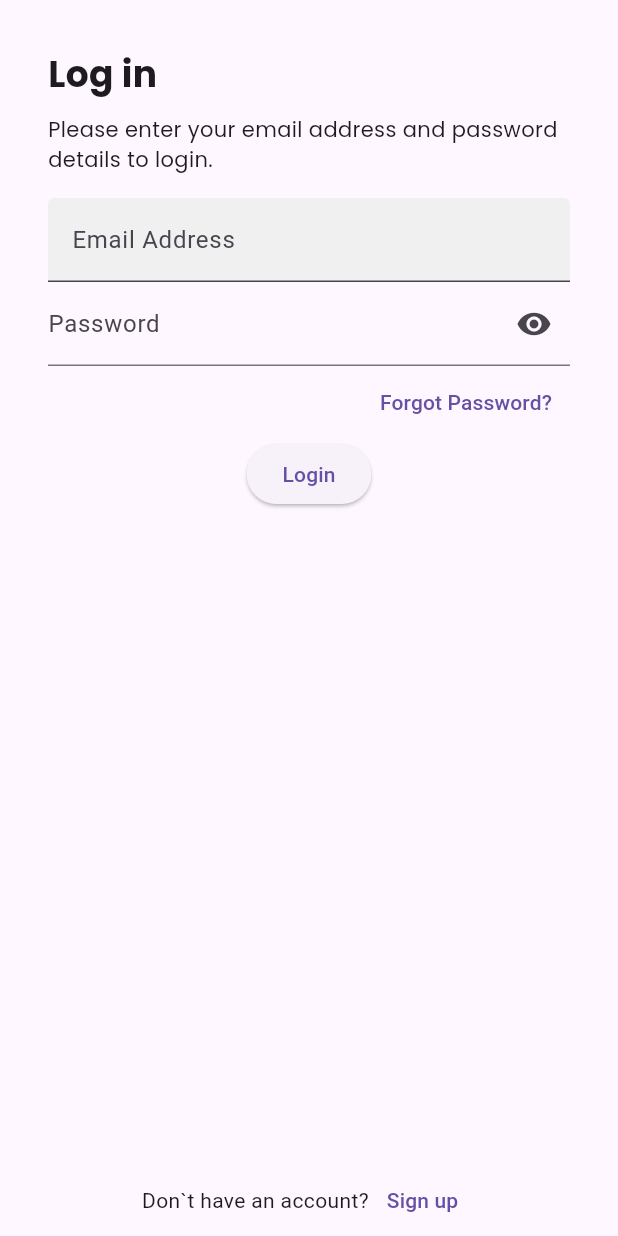
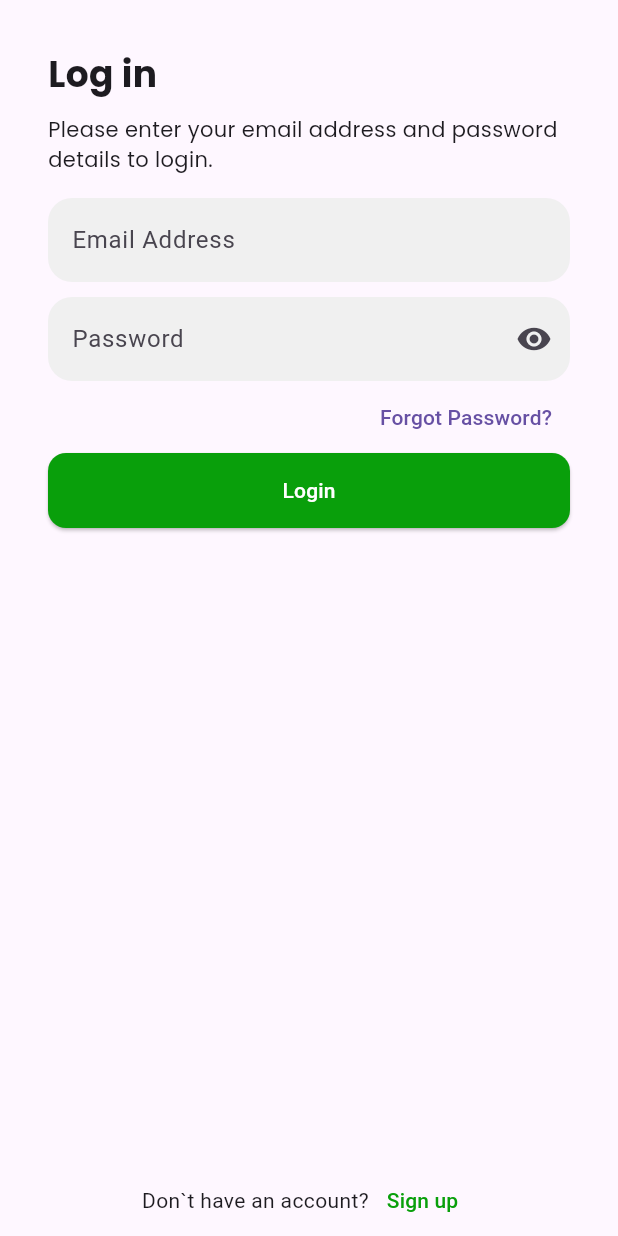
Before and after one commit to kiranpatel67/internship, a Flutter app: the screen it shows after launch, on a phone screen of 412 x 824 dp. Run offline on Flutter 3.47's test engine with Material 3 defaults, Android fonts, the phone set to English and light mode, and no system bars; our stand-ins replace get, google_fonts.

Commit message:
update 1

```diff
--- a/lib/main.dart
+++ b/lib/main.dart
@@ -2,6 +2,7 @@ import 'package:flutter/material.dart';
 import 'package:get/get.dart';
 import 'package:internship/presentation/login_screen/binding.dart';
 import 'package:internship/presentation/login_screen/view.dart';
+import 'package:internship/utils/routes/PageRoutes.dart';
 
 
 void main() {
@@ -24,6 +25,7 @@ class _MyAppState extends State<MyApp> {
       initialBinding: LoginScreenBinding(),
       title: 'Internship',
       home: LoginScreenView(),
+      getPages: Pages,
     );
   }
 }
--- a/lib/presentation/login_screen/controller.dart
+++ b/lib/presentation/login_screen/controller.dart
@@ -1,9 +1,13 @@
 import 'package:get/get.dart';
 import 'package:flutter/material.dart';
+import 'package:get/get_rx/get_rx.dart';
 
 class LoginScreenController extends GetxController {
   // final Login_screenState state = Login_screenState();
   TextEditingController emailController = TextEditingController();
   TextEditingController passwordController = TextEditingController();
-  bool passwordVisible = false;
+  Rx<bool> passwordVisible = false.obs;
+  final formKey = GlobalKey<FormState>();
+  String? formvalidator = '';
+
 }
--- a/lib/presentation/login_screen/view.dart
+++ b/lib/presentation/login_screen/view.dart
@@ -1,3 +1,4 @@
+import 'package:flutter/cupertino.dart';
 import 'package:flutter/material.dart';
 import 'package:get/get.dart';
 import 'package:google_fonts/google_fonts.dart';
@@ -23,7 +24,12 @@ class LoginScreenView extends GetView<LoginScreenController> {
       mainAxisAlignment: MainAxisAlignment.center,
       children: [
         const Text('Don`t have an account?'),
-        TextButton(onPressed: () {}, child: const Text('Sign up'))
+        TextButton(onPressed: () {}, child: const Text('Sign up', style: TextStyle(
+          color: Color(0xFF099F0B)
+        ),), style: ButtonStyle(
+          overlayColor: MaterialStateProperty.resolveWith((states) => Color(0xFFFFFFFF)),
+
+        ))
       ],
     );
   }
@@ -31,6 +37,10 @@ class LoginScreenView extends GetView<LoginScreenController> {
   Container buildBody() {
     return Container(
       padding: const EdgeInsets.all(32),
+      child: Form(
+        autovalidateMode: AutovalidateMode.always,
+        key: controller.formKey,
+
         child: Column(
           crossAxisAlignment: CrossAxisAlignment.start,
           children: [
@@ -47,33 +57,50 @@ class LoginScreenView extends GetView<LoginScreenController> {
                 'Please enter your email address and password details to login.',
                 style: GoogleFonts.poppins()),
             Container(
+
                 margin: const EdgeInsets.fromLTRB(0, 16, 0, 0),
                 child: Column(
+
                   children: [
-                  TextField(
+                    Container(
+                      margin: EdgeInsets.fromLTRB(0, 0, 0, 10),
+                      child: TextFormField(
+
 
                         decoration: const InputDecoration(
                             filled: true,
                             fillColor: Color(0xECEFEFEF),
-                        labelText: 'Email Address'
+                            hintText: 'Email Address',
+
+                            border: OutlineInputBorder(
+                              borderSide: BorderSide.none,
+                              borderRadius: BorderRadius.all(Radius.circular(16)),
+                            ),
                         ),
 
                         controller: controller.emailController,
 
                       ),
+                    ),
                     Obx(() {
-                    return TextField(
-                      obscureText: !controller.passwordVisible,
+                      return TextFormField(
+                        obscureText: !controller.passwordVisible.value,
                         controller: controller.passwordController,
                         decoration: InputDecoration(
-                        labelText: 'Password',
+                          filled: true,
+                          fillColor: const Color(0xECEFEFEF),
+                          hintText: 'Password',
+                            border: OutlineInputBorder(
+                              borderSide: BorderSide.none,
+                              borderRadius: BorderRadius.all(Radius.circular(16)),
+                            ),
                           suffixIcon: IconButton(
-                          icon: controller.passwordVisible
+                            icon: controller.passwordVisible.value
                                 ? const Icon(Icons.visibility_off)
                                 : const Icon(Icons.visibility),
                             onPressed: () {
-                            controller.passwordVisible =
-                            !controller.passwordVisible;
+                              controller.passwordVisible.value =
+                              !controller.passwordVisible.value;
                             },
                           ),
                         ),
@@ -86,10 +113,26 @@ class LoginScreenView extends GetView<LoginScreenController> {
                 child: TextButton(
                     onPressed: () {}, child: const Text('Forgot Password?'))),
             Container(
+              decoration: BoxDecoration(
+                // color:
+              ),
               alignment: Alignment.center,
-            child: ElevatedButton(onPressed: () {}, child: const Text('Login')),
+              child: ElevatedButton(
+                style: ElevatedButton.styleFrom(
+                  backgroundColor:  MaterialStateColor.resolveWith((states) => Color(
+                      0xFF099F0B)),
+                  minimumSize: Size(800, 50),
+                    shape: RoundedRectangleBorder(borderRadius: BorderRadius.circular(12))
+                ),
+                  onPressed: () {
+                  },
+                  child: const Text('Login', style: TextStyle(color: Color(0xFFFFFFFF)),
+                )
+
+              ),
             ),
           ],
+        ),
       ),
     );
   }
--- /dev/null
+++ b/lib/utils/routes/PageRoutes.dart
@@ -0,0 +1,11 @@
+import 'package:get/get.dart';
+
+import '../../presentation/login_screen/binding.dart';
+import '../../presentation/login_screen/view.dart';
+
+List<GetPage<dynamic>>? Pages = [
+  GetPage(
+      name: '/Login_Screen',
+      page: () => LoginScreenView(),
+      binding: LoginScreenBinding())
+];
```
Lines whose indentation alone changed are shown as unchanged.
